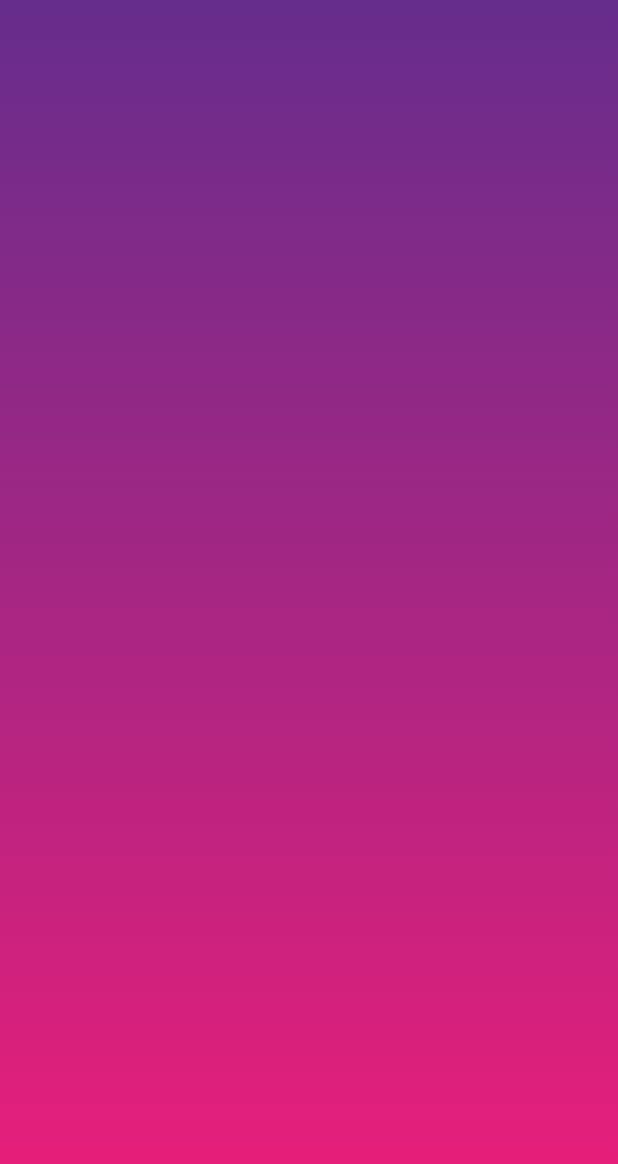
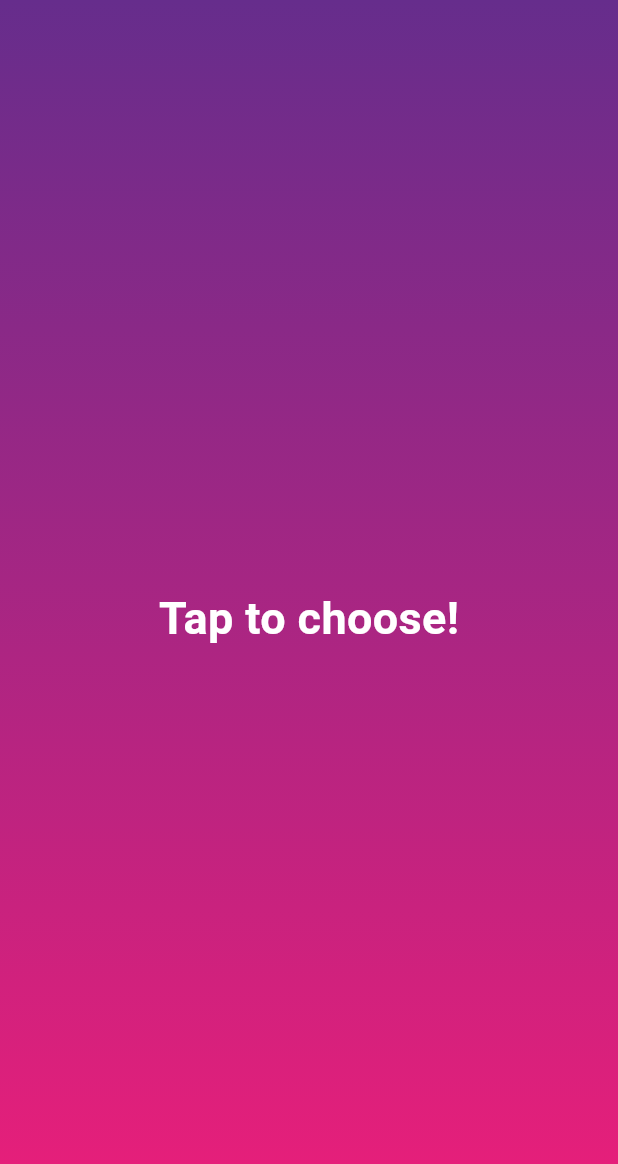
Before and after one commit to peterabrahamdev/chooser, a Flutter app: the screen it shows after launch, on a phone screen of 412 x 824 dp. Shown: the top 1164 px of the screen. Run offline on Flutter 3.47's test engine with Material 3 defaults, Android fonts, the phone set to English and light mode, and no system bars; our stand-ins replace flutter_riverpod, riverpod, vibration.

Commit message:
feat(text): add 'Tap to choose' text & hide it on on tap event

```diff
--- a/lib/screens/home_screen.dart
+++ b/lib/screens/home_screen.dart
@@ -16,6 +16,7 @@ class Home extends ConsumerStatefulWidget {
 
 class _HomeState extends ConsumerState<Home> {
   Timer? randomTapTimer;
+  var isScreenTapped = false;
 
   void _startRandomTapTimer() {
     int seconds = 3;
@@ -46,6 +47,9 @@ class _HomeState extends ConsumerState<Home> {
         )),
         child: Listener(
           onPointerDown: (e) {
+            setState(() {
+              isScreenTapped = true;
+            });
             Vibration.vibrate(duration: 10, amplitude: 200);
             int pointerId = e.pointer;
             double x = e.position.dx.round().toDouble();
@@ -82,6 +86,9 @@ class _HomeState extends ConsumerState<Home> {
               _startRandomTapTimer();
             } else {
               randomTapTimer?.cancel();
+              setState(() {
+                isScreenTapped = false;
+              });
             }
           },
           onPointerCancel: (e) {
@@ -92,10 +99,22 @@ class _HomeState extends ConsumerState<Home> {
             tapCoordinates
                 .removeCoordinate(Tap(id: pointerId, offset: Offset(x, y)));
           },
-          child: CustomPaint(
-            size: Size.infinite,
-            painter: TapCircle(offsets),
-          ),
+          child: Stack(children: [
+            if (!isScreenTapped)
+              const Center(
+                child: Text(
+                  'Tap to choose!',
+                  style: TextStyle(
+                      fontSize: 30,
+                      color: Colors.white,
+                      fontWeight: FontWeight.bold),
+                ),
+              ),
+            CustomPaint(
+              size: Size.infinite,
+              painter: TapCircle(offsets),
+            ),
+          ]),
         ),
       ),
     );
```
